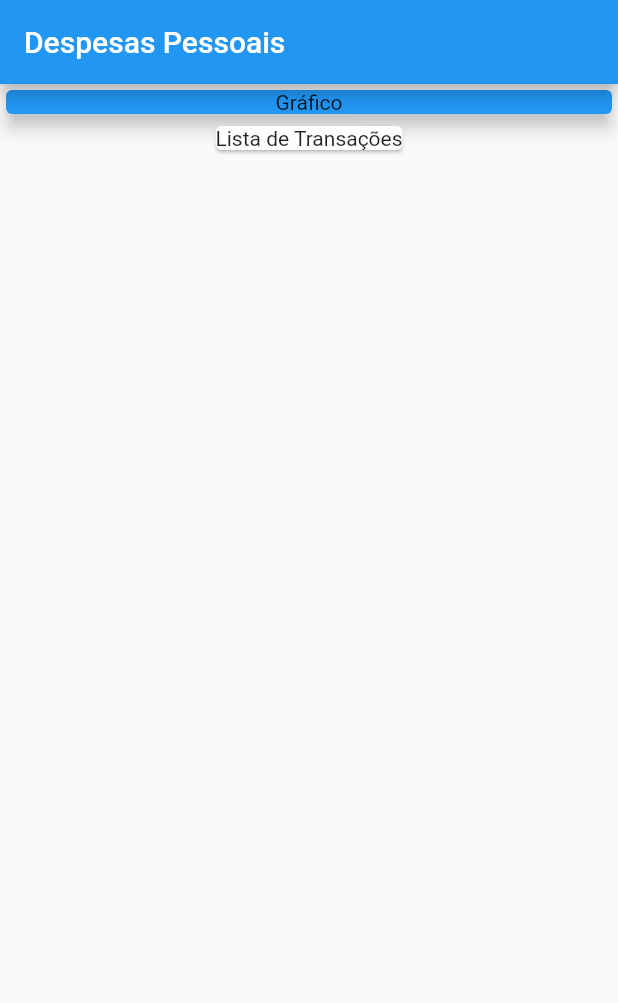
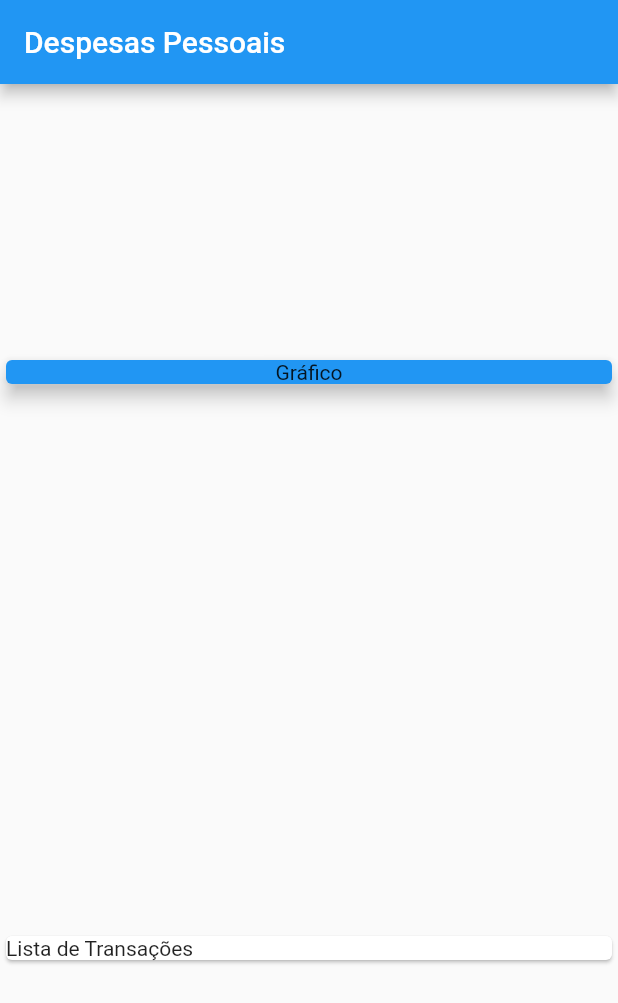
Before and after one commit to machado-jose/expenses, a Flutter app: the screen it shows after launch, on a phone screen of 412 x 824 dp. Shown: the top 1003 px of the screen. Run offline on Flutter 3.47's test engine with Material 2 defaults, Android fonts, the phone set to English and light mode, and no system bars.

```diff
--- a/lib/main.dart
+++ b/lib/main.dart
@@ -1,3 +1,4 @@
+import 'package:expenses/models/transaction.dart';
 import 'package:flutter/material.dart';
 
 main() => runApp(ExpensesApp());
@@ -12,6 +13,22 @@ class ExpensesApp extends StatelessWidget {
 }
 
 class MyHomePage extends StatelessWidget {
+
+  List _transaction = [
+    Transaction(
+      id: 't1',
+      title: 'Novo tênis de Corrida',
+      value: 310.76,
+      date: DateTime.now(),
+    ),
+    Transaction(
+      id: 't2',
+      title: 'Conta de Luz',
+      value: 211.30,
+      date: DateTime.now(),
+    ),
+  ];
+
   @override
   Widget build(BuildContext context) {
     return Scaffold(
@@ -19,7 +36,8 @@ class MyHomePage extends StatelessWidget {
         title: Text('Despesas Pessoais'),
       ),
       body: Column(
-        crossAxisAlignment: CrossAxisAlignment.center,
+        mainAxisAlignment: MainAxisAlignment.spaceAround,
+        crossAxisAlignment: CrossAxisAlignment.stretch,
         children: <Widget>[
           Container(
             width: double.infinity,
--- /dev/null
+++ b/lib/models/transaction.dart
@@ -0,0 +1,16 @@
+import 'package:flutter/foundation.dart';
+
+class Transaction{
+  final String id;
+  final String title;
+  final double value;
+  final DateTime date;
+
+  Transaction({
+    @required this.id,
+    @required this.title,
+    @required this.value,
+    @required this.date,
+  });
+
+}
```
